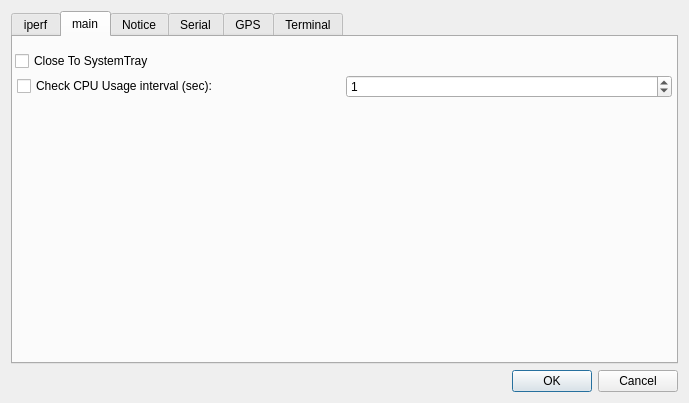
coolshou/qiperf, file qiperfc/src/dlgoption.ui: the form before one commit.
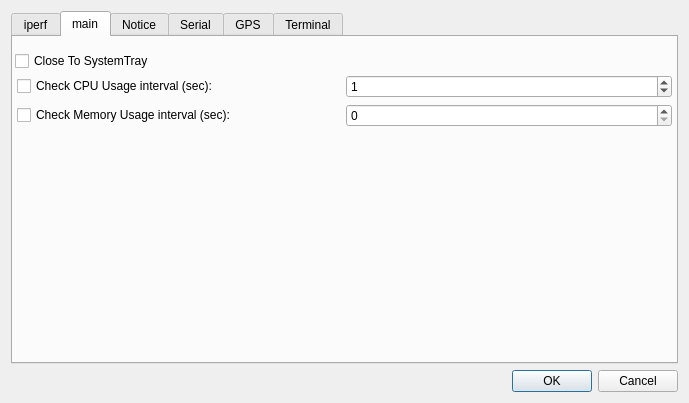
The form after the commit. Icons and pictures are not drawn.

Patch:
```diff
--- a/qiperfc/src/dlgoption.ui
+++ b/qiperfc/src/dlgoption.ui
@@ -367,6 +367,37 @@
          </layout>
         </widget>
        </item>
+       <item>
+        <widget class="QWidget" name="widget_5" native="true">
+         <layout class="QHBoxLayout" name="horizontalLayout_5">
+          <property name="spacing">
+           <number>2</number>
+          </property>
+          <property name="leftMargin">
+           <number>2</number>
+          </property>
+          <property name="topMargin">
+           <number>2</number>
+          </property>
+          <property name="rightMargin">
+           <number>2</number>
+          </property>
+          <property name="bottomMargin">
+           <number>2</number>
+          </property>
+          <item>
+           <widget class="QCheckBox" name="cbMemCheck">
+            <property name="text">
+             <string>Check Memory Usage interval (sec):</string>
+            </property>
+           </widget>
+          </item>
+          <item>
+           <widget class="QSpinBox" name="sbMemCheckInterval"/>
+          </item>
+         </layout>
+        </widget>
+       </item>
        <item>
         <spacer name="verticalSpacer_2">
          <property name="orientation">
```
